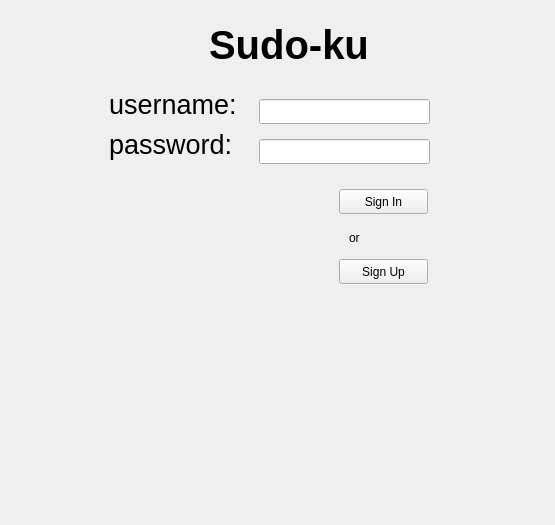
ykn18/sudo-ku, file frontend/sudoku.ui: the form before one commit.
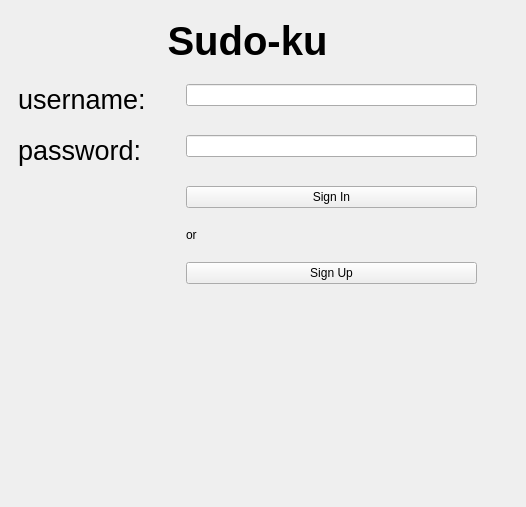
The form after the commit.

Commit message: made gui responsive

```diff
--- a/frontend/sudoku.ui
+++ b/frontend/sudoku.ui
@@ -6,8 +6,8 @@
    <rect>
     <x>0</x>
     <y>0</y>
-    <width>555</width>
-    <height>525</height>
+    <width>526</width>
+    <height>507</height>
    </rect>
   </property>
   <property name="sizePolicy">
@@ -33,7 +33,7 @@
     </sizepolicy>
    </property>
    <layout class="QGridLayout" name="gridLayout_3">
-    <item row="0" column="1">
+    <item row="0" column="0">
      <widget class="QStackedWidget" name="stackedWidget">
       <property name="sizePolicy">
        <sizepolicy hsizetype="Preferred" vsizetype="Preferred">
@@ -45,95 +45,26 @@
        <number>0</number>
       </property>
       <widget class="QWidget" name="page">
-       <widget class="QLabel" name="usernameLabel">
-        <property name="geometry">
-         <rect>
-          <x>100</x>
-          <y>80</y>
-          <width>141</width>
-          <height>31</height>
-         </rect>
+       <layout class="QFormLayout" name="formLayout_2">
+        <property name="horizontalSpacing">
+         <number>40</number>
         </property>
-        <property name="sizePolicy">
-         <sizepolicy hsizetype="Preferred" vsizetype="Preferred">
-          <horstretch>0</horstretch>
-          <verstretch>0</verstretch>
-         </sizepolicy>
+        <property name="verticalSpacing">
+         <number>20</number>
         </property>
-        <property name="font">
-         <font>
-          <pointsize>20</pointsize>
-         </font>
+        <property name="leftMargin">
+         <number>9</number>
         </property>
-        <property name="text">
-         <string>username:</string>
+        <property name="topMargin">
+         <number>9</number>
         </property>
-       </widget>
-       <widget class="QLineEdit" name="usernameLine">
-        <property name="geometry">
-         <rect>
-          <x>250</x>
-          <y>90</y>
-          <width>171</width>
-          <height>25</height>
-         </rect>
+        <property name="rightMargin">
+         <number>40</number>
         </property>
-        <property name="sizePolicy">
-         <sizepolicy hsizetype="Preferred" vsizetype="Fixed">
-          <horstretch>0</horstretch>
-          <verstretch>0</verstretch>
-         </sizepolicy>
-        </property>
-       </widget>
-       <widget class="QPushButton" name="signUpButton">
-        <property name="geometry">
-         <rect>
-          <x>330</x>
-          <y>250</y>
-          <width>89</width>
-          <height>25</height>
-         </rect>
-        </property>
-        <property name="sizePolicy">
-         <sizepolicy hsizetype="Preferred" vsizetype="Fixed">
-          <horstretch>0</horstretch>
-          <verstretch>0</verstretch>
-         </sizepolicy>
-        </property>
-        <property name="text">
-         <string>Sign Up</string>
-        </property>
-       </widget>
-       <widget class="QLabel" name="label_4">
-        <property name="geometry">
-         <rect>
-          <x>340</x>
-          <y>220</y>
-          <width>67</width>
-          <height>17</height>
-         </rect>
-        </property>
-        <property name="sizePolicy">
-         <sizepolicy hsizetype="Preferred" vsizetype="Preferred">
-          <horstretch>0</horstretch>
-          <verstretch>0</verstretch>
-         </sizepolicy>
-        </property>
-        <property name="text">
-         <string>or</string>
-        </property>
-       </widget>
+        <item row="0" column="0" colspan="2">
        <widget class="QLabel" name="label">
-        <property name="geometry">
-         <rect>
-          <x>200</x>
-          <y>10</y>
-          <width>161</width>
-          <height>51</height>
-         </rect>
-        </property>
         <property name="sizePolicy">
-         <sizepolicy hsizetype="Preferred" vsizetype="Preferred">
+           <sizepolicy hsizetype="Preferred" vsizetype="Fixed">
           <horstretch>0</horstretch>
           <verstretch>0</verstretch>
          </sizepolicy>
@@ -148,18 +79,43 @@
         <property name="text">
          <string>Sudo-ku</string>
         </property>
-       </widget>
+          <property name="alignment">
+           <set>Qt::AlignCenter</set>
+          </property>
+         </widget>
+        </item>
+        <item row="1" column="0">
+         <widget class="QLabel" name="usernameLabel">
+          <property name="sizePolicy">
+           <sizepolicy hsizetype="Fixed" vsizetype="Preferred">
+            <horstretch>0</horstretch>
+            <verstretch>0</verstretch>
+           </sizepolicy>
+          </property>
+          <property name="font">
+           <font>
+            <pointsize>20</pointsize>
+           </font>
+          </property>
+          <property name="text">
+           <string>username:</string>
+          </property>
+         </widget>
+        </item>
+        <item row="1" column="1">
+         <widget class="QLineEdit" name="usernameLine">
+          <property name="sizePolicy">
+           <sizepolicy hsizetype="Preferred" vsizetype="Fixed">
+            <horstretch>0</horstretch>
+            <verstretch>0</verstretch>
+           </sizepolicy>
+          </property>
+         </widget>
+        </item>
+        <item row="2" column="0">
        <widget class="QLabel" name="passwordLabel">
-        <property name="geometry">
-         <rect>
-          <x>100</x>
-          <y>120</y>
-          <width>131</width>
-          <height>31</height>
-         </rect>
-        </property>
         <property name="sizePolicy">
-         <sizepolicy hsizetype="Preferred" vsizetype="Preferred">
+           <sizepolicy hsizetype="Fixed" vsizetype="Preferred">
           <horstretch>0</horstretch>
           <verstretch>0</verstretch>
          </sizepolicy>
@@ -173,15 +129,22 @@
          <string>password:</string>
         </property>
        </widget>
+        </item>
+        <item row="2" column="1">
+         <widget class="QLineEdit" name="passwordLine">
+          <property name="sizePolicy">
+           <sizepolicy hsizetype="Preferred" vsizetype="Fixed">
+            <horstretch>0</horstretch>
+            <verstretch>0</verstretch>
+           </sizepolicy>
+          </property>
+          <property name="echoMode">
+           <enum>QLineEdit::Password</enum>
+          </property>
+         </widget>
+        </item>
+        <item row="3" column="1">
        <widget class="QPushButton" name="signInButton">
-        <property name="geometry">
-         <rect>
-          <x>330</x>
-          <y>180</y>
-          <width>89</width>
-          <height>25</height>
-         </rect>
-        </property>
         <property name="sizePolicy">
          <sizepolicy hsizetype="Preferred" vsizetype="Fixed">
           <horstretch>0</horstretch>
@@ -192,25 +155,34 @@
          <string>Sign In</string>
         </property>
        </widget>
-       <widget class="QLineEdit" name="passwordLine">
-        <property name="geometry">
-         <rect>
-          <x>250</x>
-          <y>130</y>
-          <width>171</width>
-          <height>25</height>
-         </rect>
-        </property>
+        </item>
+        <item row="4" column="1">
+         <widget class="QLabel" name="label_4">
+          <property name="sizePolicy">
+           <sizepolicy hsizetype="Preferred" vsizetype="Fixed">
+            <horstretch>0</horstretch>
+            <verstretch>0</verstretch>
+           </sizepolicy>
+          </property>
+          <property name="text">
+           <string>or</string>
+          </property>
+         </widget>
+        </item>
+        <item row="5" column="1">
+         <widget class="QPushButton" name="signUpButton">
         <property name="sizePolicy">
          <sizepolicy hsizetype="Preferred" vsizetype="Fixed">
           <horstretch>0</horstretch>
           <verstretch>0</verstretch>
          </sizepolicy>
         </property>
-        <property name="echoMode">
-         <enum>QLineEdit::Password</enum>
-        </property>
-       </widget>
+          <property name="text">
+           <string>Sign Up</string>
+          </property>
+         </widget>
+        </item>
+       </layout>
       </widget>
       <widget class="QWidget" name="page_2">
        <widget class="QLabel" name="label_2">
```
Left out of the diff: 372 changed lines with no effect on the pictures. Lines whose indentation alone changed are shown as unchanged. The commit also changes 2 other files.
